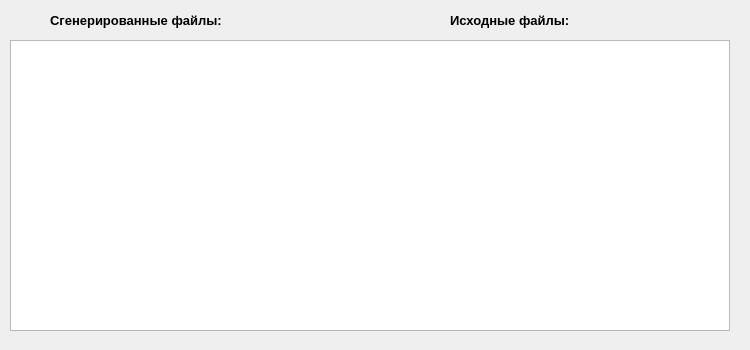
This is source/generator/report/reportaepwidget.ui in VictorZ08/Path as Qt 5 draws it before an edit. The edited form follows.
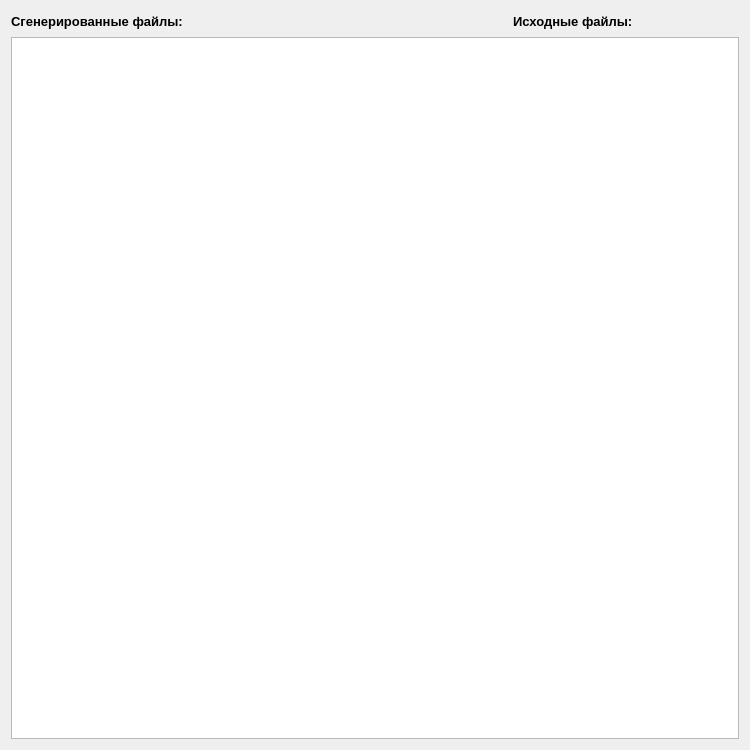
This is the edited form.

```diff
--- a/source/generator/report/reportaepwidget.ui
+++ b/source/generator/report/reportaepwidget.ui
@@ -7,81 +7,82 @@
     <x>0</x>
     <y>0</y>
     <width>750</width>
-    <height>350</height>
+    <height>750</height>
    </rect>
   </property>
-  <property name="minimumSize">
-   <size>
-    <width>750</width>
-    <height>350</height>
-   </size>
-  </property>
-  <property name="maximumSize">
-   <size>
-    <width>750</width>
-    <height>350</height>
-   </size>
-  </property>
   <property name="windowTitle">
    <string>Отчёт</string>
   </property>
-  <widget class="QTextEdit" name="m_outTextInfo_te">
-   <property name="geometry">
-    <rect>
-     <x>10</x>
-     <y>40</y>
-     <width>720</width>
-     <height>291</height>
-    </rect>
-   </property>
-   <property name="font">
-    <font>
-     <pointsize>8</pointsize>
-     <weight>75</weight>
-     <bold>true</bold>
-    </font>
-   </property>
-  </widget>
-  <widget class="QLabel" name="label">
-   <property name="geometry">
-    <rect>
-     <x>450</x>
-     <y>10</y>
-     <width>181</width>
-     <height>20</height>
-    </rect>
-   </property>
-   <property name="font">
-    <font>
-     <pointsize>10</pointsize>
-     <weight>75</weight>
-     <bold>true</bold>
-    </font>
-   </property>
-   <property name="text">
-    <string>Исходные файлы:</string>
-   </property>
-  </widget>
-  <widget class="QLabel" name="label_2">
-   <property name="geometry">
-    <rect>
-     <x>50</x>
-     <y>10</y>
-     <width>241</width>
-     <height>20</height>
-    </rect>
-   </property>
-   <property name="font">
-    <font>
-     <pointsize>10</pointsize>
-     <weight>75</weight>
-     <bold>true</bold>
-    </font>
-   </property>
-   <property name="text">
-    <string>Сгенерированные файлы:</string>
-   </property>
-  </widget>
+  <layout class="QGridLayout" name="gridLayout">
+   <item row="0" column="0">
+    <widget class="QLabel" name="label_2">
+     <property name="font">
+      <font>
+       <pointsize>10</pointsize>
+       <weight>75</weight>
+       <bold>true</bold>
+      </font>
+     </property>
+     <property name="text">
+      <string>Сгенерированные файлы:</string>
+     </property>
+    </widget>
+   </item>
+   <item row="0" column="2">
+    <widget class="QLabel" name="label">
+     <property name="font">
+      <font>
+       <pointsize>10</pointsize>
+       <weight>75</weight>
+       <bold>true</bold>
+      </font>
+     </property>
+     <property name="text">
+      <string>Исходные файлы:</string>
+     </property>
+    </widget>
+   </item>
+   <item row="0" column="1">
+    <spacer name="horizontalSpacer">
+     <property name="orientation">
+      <enum>Qt::Horizontal</enum>
+     </property>
+     <property name="sizeHint" stdset="0">
+      <size>
+       <width>40</width>
+       <height>20</height>
+      </size>
+     </property>
+    </spacer>
+   </item>
+   <item row="0" column="3">
+    <spacer name="horizontalSpacer_2">
+     <property name="orientation">
+      <enum>Qt::Horizontal</enum>
+     </property>
+     <property name="sizeType">
+      <enum>QSizePolicy::Preferred</enum>
+     </property>
+     <property name="sizeHint" stdset="0">
+      <size>
+       <width>100</width>
+       <height>20</height>
+      </size>
+     </property>
+    </spacer>
+   </item>
+   <item row="1" column="0" colspan="4">
+    <widget class="QTextEdit" name="m_outTextInfo_te">
+     <property name="font">
+      <font>
+       <pointsize>8</pointsize>
+       <weight>75</weight>
+       <bold>true</bold>
+      </font>
+     </property>
+    </widget>
+   </item>
+  </layout>
  </widget>
  <resources/>
  <connections/>
```
